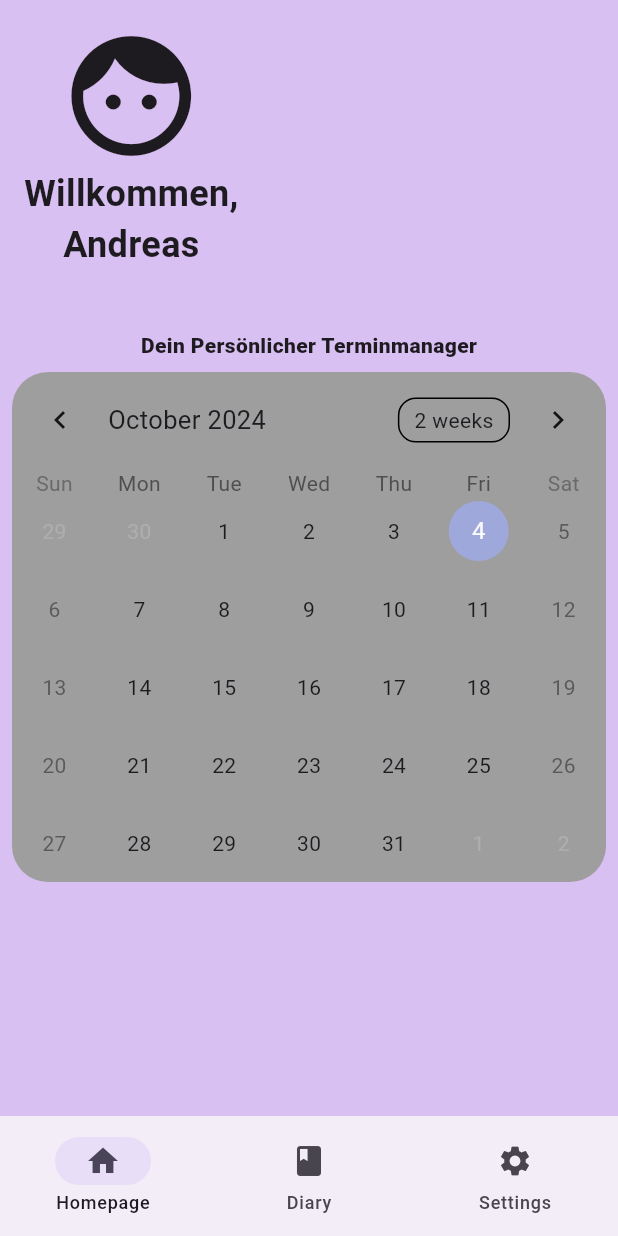
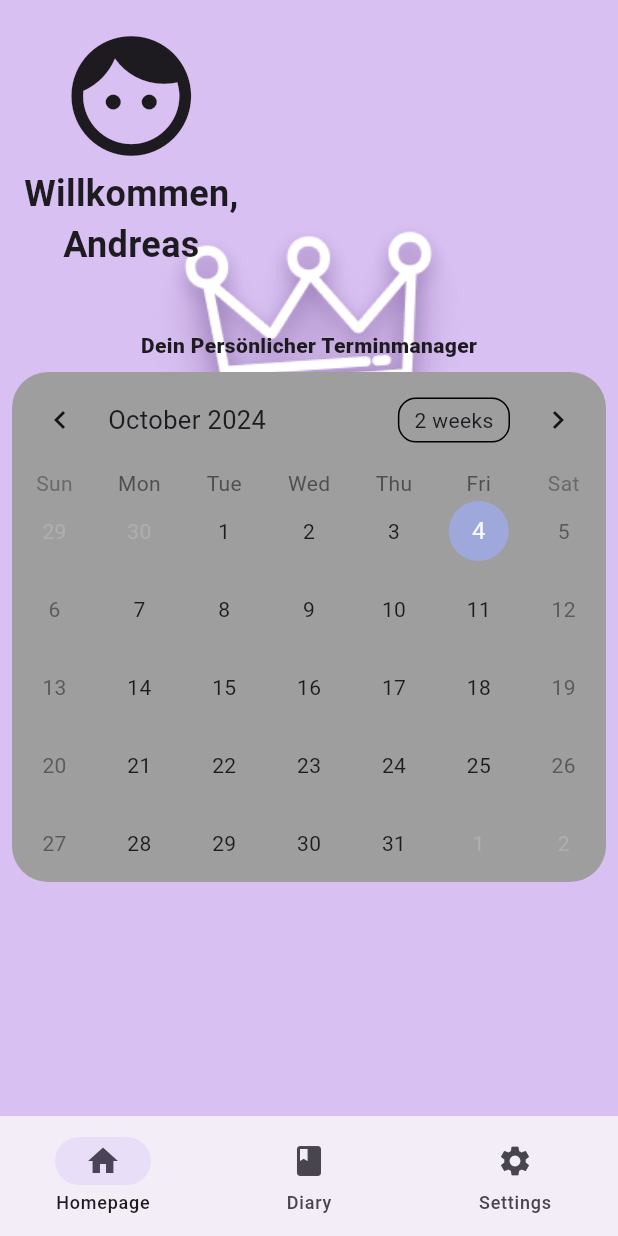
Before and after one commit to Dopa91/learning_app_projekt_uebung, a Flutter app: the HomePage screen opened by its route, on a phone screen of 412 x 824 dp. Run offline on Flutter 3.47's test engine with Material 3 defaults, Android fonts, the phone set to English and light mode, and no system bars; drawn by our look-alikes of table_calendar.

Commit message:
added backgroundimage

```diff
--- a/lib/pages/homepage_screen.dart
+++ b/lib/pages/homepage_screen.dart
@@ -13,6 +13,12 @@ class HomepageScreen extends StatelessWidget {
   @override
   Widget build(BuildContext context) {
     return SafeArea(
+      child: Container(
+        decoration: const BoxDecoration(
+          image: DecorationImage(
+            image: AssetImage("assets/images/test_2.png"),
+          ),
+        ),
         child: Column(
           children: [
             Center(
@@ -54,6 +60,7 @@ class HomepageScreen extends StatelessWidget {
             ),
           ],
         ),
+      ),
     );
   }
 }
--- a/lib/pages/settings_screen.dart
+++ b/lib/pages/settings_screen.dart
@@ -8,8 +8,10 @@ class SettingsScreen extends StatelessWidget {
   Widget build(BuildContext context) {
     return Container(
       decoration: const BoxDecoration(
-          image:
-              DecorationImage(image: AssetImage("assets/images/test_2.png"))),
+        image: DecorationImage(
+          image: AssetImage("assets/images/test_2.png"),
+        ),
+      ),
       child: Center(
         child: Column(
           mainAxisAlignment: MainAxisAlignment.center,
```
Lines whose indentation alone changed are shown as unchanged.
